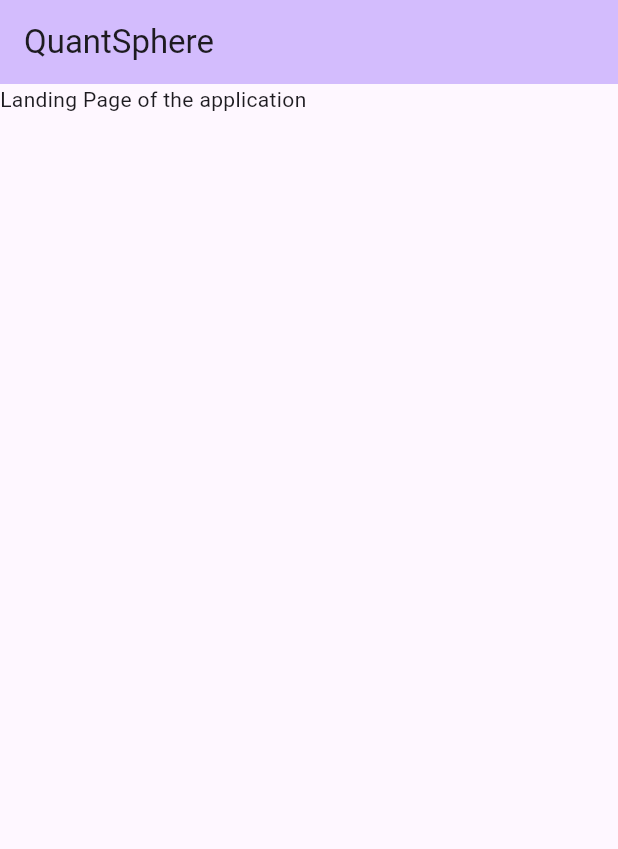
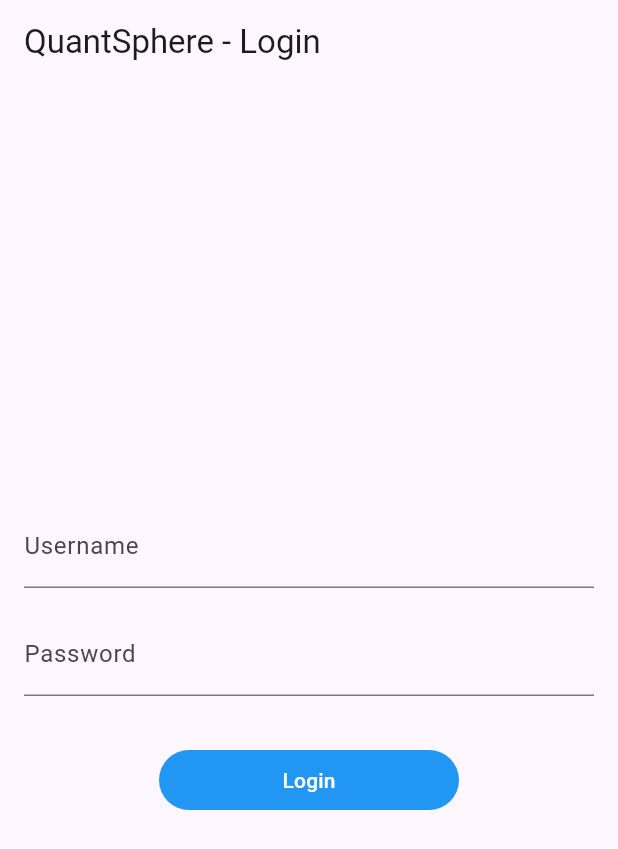
Before and after one commit to getquantsphere/quantsphere-app, a Flutter app: the screen it shows after launch, on a phone screen of 412 x 824 dp. Shown: the top 849 px of the screen. Run offline on Flutter 3.47's test engine with Material 3 defaults, Android fonts, the phone set to English and light mode, and no system bars.

Commit message:
Added the Login Page

```diff
--- a/lib/main.dart
+++ b/lib/main.dart
@@ -1,4 +1,5 @@
 import 'package:flutter/material.dart';
+import 'package:quantsphere/pages/login_page.dart';
 
 void main() {
   runApp(const MyApp());
@@ -17,7 +18,7 @@
         colorScheme: ColorScheme.fromSeed(seedColor: Colors.deepPurple),
         useMaterial3: true,
       ),
-      home: const MyHomePage(title: 'QuantSphere'),
+      home: const LoginPage(),
     );
   }
 }
@@ -32,7 +33,6 @@
 }
 
 class _MyHomePageState extends State<MyHomePage> {
-
   @override
   Widget build(BuildContext context) {
     // This method is rerun every time setState is called, for instance as done
@@ -46,7 +46,8 @@
         backgroundColor: Theme.of(context).colorScheme.inversePrimary,
         title: Text(widget.title),
       ),
-      body: const Text("Landing Page of the application"), // This trailing comma makes auto-formatting nicer for build methods.
+      body: const Text(
+          "Landing Page of the application"), // This trailing comma makes auto-formatting nicer for build methods.
     );
   }
 }
--- /dev/null
+++ b/lib/pages/login_page.dart
@@ -0,0 +1,70 @@
+import 'package:flutter/material.dart';
+
+class LoginPage extends StatefulWidget {
+  const LoginPage({super.key});
+
+  @override
+  State<LoginPage> createState() => _LoginPageState();
+}
+
+class _LoginPageState extends State<LoginPage> {
+  final TextEditingController _usernameController = TextEditingController();
+  final TextEditingController _passwordController = TextEditingController();
+
+  @override
+  Widget build(BuildContext context) {
+    return Scaffold(
+      appBar: AppBar(
+        title: const Text('QuantSphere - Login'),
+      ),
+      body: Padding(
+        padding: const EdgeInsets.all(16.0),
+        child: Column(
+          mainAxisAlignment: MainAxisAlignment.center,
+          children: [
+            TextField(
+              controller: _usernameController,
+              decoration: const InputDecoration(
+                labelText: 'Username',
+              ),
+            ),
+            const SizedBox(height: 16),
+            TextField(
+              controller: _passwordController,
+              obscureText: true,
+              decoration: const InputDecoration(
+                labelText: 'Password',
+              ),
+            ),
+            const SizedBox(height: 32),
+            TextButton(
+              onPressed: () {
+                // Perform login logic here
+                String username = _usernameController.text;
+                String password = _passwordController.text;
+
+                // Replace the below logic with actual authentication
+                if (username == 'example' && password == 'password') {
+                  // Successful login, navigate to next screen or perform desired action
+                  print('Login successful!');
+                } else {
+                  // Failed login, show an error message or perform desired action
+                  print('Login failed. Please check your credentials.');
+                }
+              },
+              style: TextButton.styleFrom(
+                  backgroundColor: Colors.blue,
+                  fixedSize: const Size.fromWidth(200)),
+              child: const Text(
+                'Login',
+                style: TextStyle(
+                  color: Colors.white,
+                ),
+              ),
+            ),
+          ],
+        ),
+      ),
+    );
+  }
+}
```
